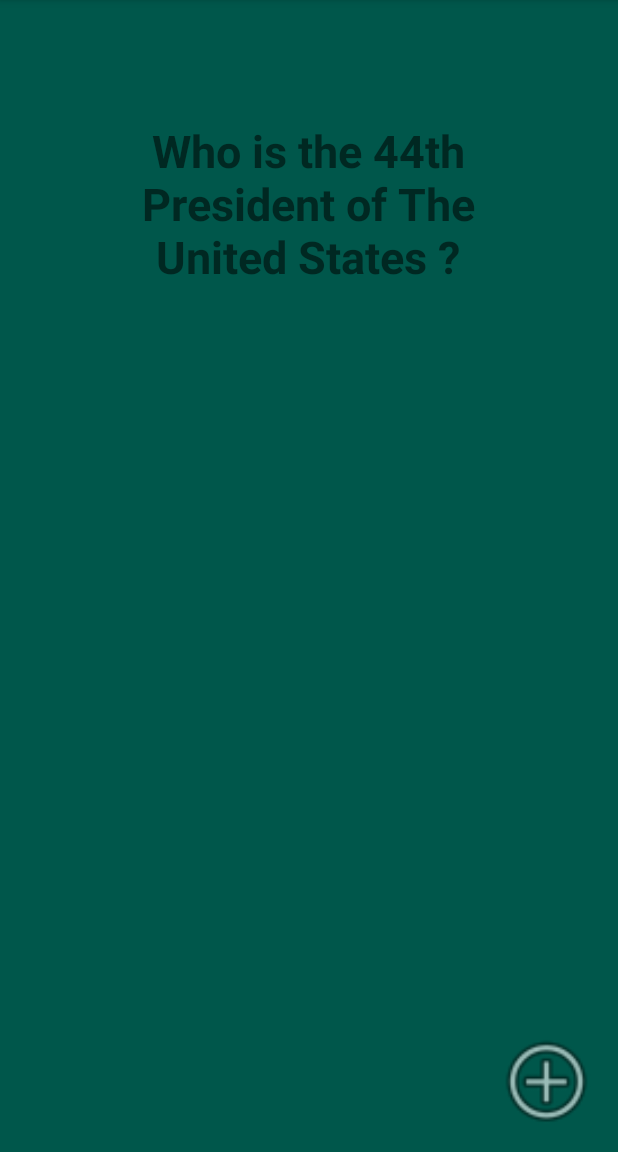
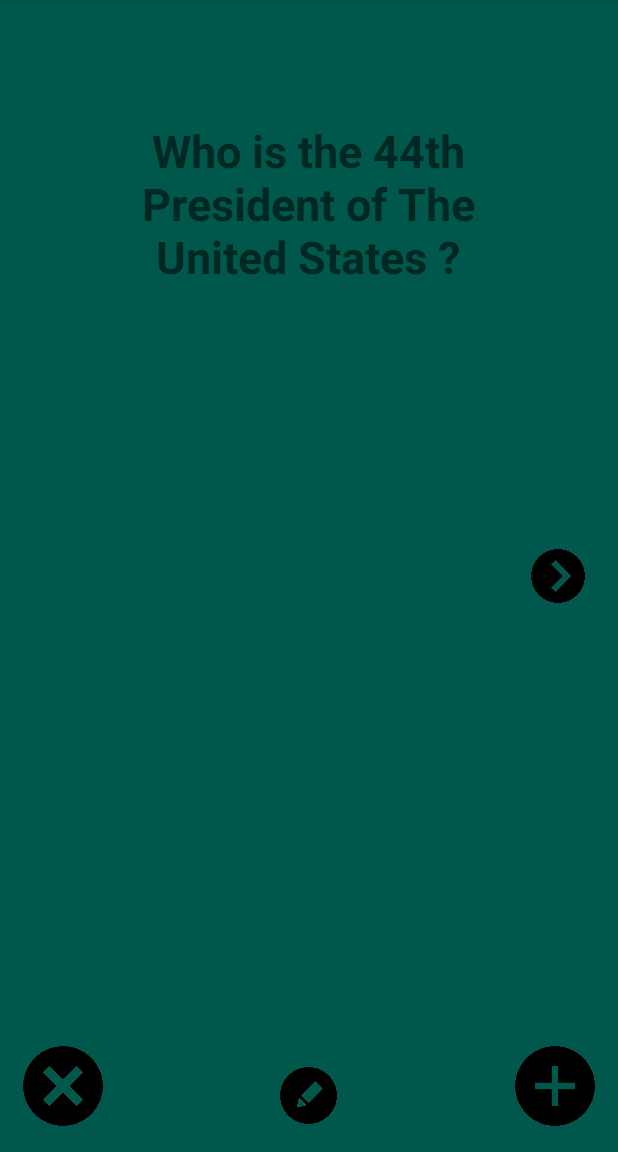
Before and after one commit to shawnmam/FlashCard-App, an Android app: the screen it shows after launch (FlashCards), on a phone screen of 412 x 824 dp, the part 84-1236 px from its top. Run offline under Robolectric (Android 15) with nearby library versions, the phone set to English and light mode, and no system bars; our stand-ins replace Room's generated code.

Commit message:
delete and edit function

```diff
--- a/app/src/main/java/com/flashcards/shawnsflashcards/FlashCards.java
+++ b/app/src/main/java/com/flashcards/shawnsflashcards/FlashCards.java
@@ -7,13 +7,28 @@ import android.view.View;
 import android.widget.TextView;
 import android.widget.Toast;
 
+import java.util.List;
+import java.util.Random;
+
 public class FlashCards extends AppCompatActivity {
+
+    FlashcardDatabase flashcardDatabase;
+    List<Flashcard> allFlashcards;
+    int currentCardDisplayedIndex = 0;
+    Flashcard cardToEdit;
+
 
     @Override
         protected void onCreate(Bundle savedInstanceState) {
             super.onCreate(savedInstanceState);
             setContentView(R.layout.activity_flash_cards);
+            flashcardDatabase = new FlashcardDatabase(getApplicationContext());
+            allFlashcards = flashcardDatabase.getAllCards();
 
+        if (allFlashcards != null && allFlashcards.size() > 0) {
+            ((TextView) findViewById(R.id.flash_card_question)).setText(allFlashcards.get(0).getQuestion());
+            ((TextView) findViewById(R.id.flash_card_answer)).setText(allFlashcards.get(0).getAnswer());
+        }
 
         // Makes the answer invisible in the beginning
         findViewById(R.id.flash_card_answer).setVisibility(View.INVISIBLE);
@@ -43,7 +58,30 @@ public class FlashCards extends AppCompatActivity {
         });
 
 
-        findViewById(R.id.imageView).setOnClickListener(new View.OnClickListener() {
+        findViewById(R.id.next_button).setOnClickListener(new View.OnClickListener() {
+            @Override
+            public void onClick(View v) {
+                // advance our pointer index so we can show the next card
+                currentCardDisplayedIndex++;
+
+
+                //Makes the question visible and then makes the answer invisible
+                findViewById(R.id.flash_card_question).setVisibility(View.VISIBLE);
+                findViewById(R.id.flash_card_answer).setVisibility(View.INVISIBLE);
+
+                // make sure we don't get an IndexOutOfBoundsError if we are viewing the last indexed card in our list
+                if (currentCardDisplayedIndex > allFlashcards.size() - 1) {
+                    currentCardDisplayedIndex = 0;
+                }
+
+                // set the question and answer TextViews with data from the database
+                ((TextView) findViewById(R.id.flash_card_question)).setText(allFlashcards.get(currentCardDisplayedIndex).getQuestion());
+                ((TextView) findViewById(R.id.flash_card_answer)).setText(allFlashcards.get(currentCardDisplayedIndex).getAnswer());
+            }
+        });
+
+
+        findViewById(R.id.add_button).setOnClickListener(new View.OnClickListener() {
             @Override
             public void onClick(View v) {
 
@@ -59,7 +97,41 @@ public class FlashCards extends AppCompatActivity {
         });
 
 
+        findViewById(R.id.edit_button).setOnClickListener(new View.OnClickListener() {
+            @Override
+            public void onClick(View v) {
 
+
+                for (Flashcard f : allFlashcards) {
+                    if (f.getQuestion().equals(allFlashcards.get(currentCardDisplayedIndex).getQuestion())) {
+                        cardToEdit = f;
+                    }
+                }
+
+                Intent myIntent = new Intent(FlashCards.this,AddCardActivity.class);
+                FlashCards.this.startActivityForResult(myIntent,200);
+
+
+
+            }
+        });
+
+
+
+        findViewById(R.id.delete_button).setOnClickListener(new View.OnClickListener() {
+            @Override
+            public void onClick(View v) {
+
+                if(allFlashcards.size()!= 0) {
+
+                    flashcardDatabase.deleteCard(((TextView) findViewById(R.id.flash_card_question)).getText().toString());
+
+                    allFlashcards = flashcardDatabase.getAllCards();
+
+                }
+
+            }
+        });
 
 
     }
@@ -67,6 +139,8 @@ public class FlashCards extends AppCompatActivity {
 
     @Override
     protected void onActivityResult(int requestCode, int resultCode, Intent data) {
+
+
 
         findViewById(R.id.flash_card_question).setVisibility(View.VISIBLE);
         findViewById(R.id.flash_card_answer).setVisibility(View.INVISIBLE);
@@ -79,8 +153,22 @@ public class FlashCards extends AppCompatActivity {
             ((TextView) findViewById(R.id.flash_card_question)).setText(Question);
             ((TextView) findViewById(R.id.flash_card_answer)).setText(Answer);
 
+            flashcardDatabase.insertCard(new Flashcard(Question,Answer));
+            allFlashcards = flashcardDatabase.getAllCards();
 
+        }
 
+        else if (requestCode == 200 && resultCode == RESULT_OK) {
+            // grab the data passed from AddCardActivity
+            // set the TextViews to show the EDITED question and answer
+
+            String Question = data.getExtras().getString("Question"); // 'Question' needs to match the key we used when we put the string in the Intent
+            String Answer = data.getExtras().getString("Answer"); // 'Answer' needs to match the key we used when we put the string in the Intent
+
+            cardToEdit.setQuestion(Question);
+            cardToEdit.setAnswer(Answer);
+
+            flashcardDatabase.updateCard(cardToEdit);
         }
 
 //        Snackbar.make(findViewById(R.id.flash_card_question),
@@ -94,4 +182,14 @@ public class FlashCards extends AppCompatActivity {
     }
 
 
+
+
+    // returns a random number between minNumber and maxNumber, inclusive.
+    // for example, if i called getRandomNumber(1, 3), there's an equal chance of it returning either 1, 2, or 3.
+    public int getRandomNumber(int minNumber, int maxNumber) {
+        Random rand = new Random();
+        return rand.nextInt((maxNumber - minNumber) + 1) + minNumber;
+    }
+
+
 }
--- a/app/src/main/res/layout/activity_flash_cards.xml
+++ b/app/src/main/res/layout/activity_flash_cards.xml
@@ -43,15 +43,48 @@
         app:layout_constraintVertical_bias="0.389" />
 
     <ImageView
-    android:id="@+id/imageView"
-    android:layout_width="95dp"
-    android:layout_height="72dp"
-    android:layout_alignParentEnd="true"
-    android:layout_alignParentRight="true"
-    android:layout_alignParentBottom="true"
-    android:layout_marginEnd="0dp"
-    android:layout_marginRight="0dp"
-    android:layout_marginBottom="11dp"
-    app:srcCompat="@android:drawable/ic_menu_add" />
+        android:id="@+id/add_button"
+        android:layout_width="64dp"
+        android:layout_height="53dp"
+        android:layout_alignParentEnd="true"
+        android:layout_alignParentRight="true"
+        android:layout_alignParentBottom="true"
+        android:layout_marginEnd="10dp"
+        android:layout_marginRight="10dp"
+        android:layout_marginBottom="17dp"
+        app:srcCompat="@drawable/plus_240" />
+
+    <ImageView
+        android:id="@+id/next_button"
+        android:layout_width="40dp"
+        android:layout_height="36dp"
+        android:layout_alignParentEnd="true"
+        android:layout_alignParentRight="true"
+        android:layout_centerVertical="true"
+        android:layout_marginEnd="20dp"
+        android:layout_marginRight="20dp"
+        app:srcCompat="@drawable/arrow_240" />
+
+    <ImageView
+        android:id="@+id/delete_button"
+        android:layout_width="64dp"
+        android:layout_height="53dp"
+        android:layout_alignParentStart="true"
+        android:layout_alignParentLeft="true"
+        android:layout_alignParentBottom="true"
+        android:layout_marginStart="10dp"
+        android:layout_marginLeft="10dp"
+        android:layout_marginBottom="17dp"
+        app:srcCompat="@drawable/delete_240" />
+
+    <ImageView
+        android:id="@+id/edit_button"
+        android:layout_width="38dp"
+        android:layout_height="43dp"
+        android:layout_alignParentBottom="true"
+        android:layout_centerHorizontal="true"
+        android:layout_marginBottom="16dp"
+        app:srcCompat="@drawable/edit_240" />
+
 
 </RelativeLayout>
```
Also changed, not shown: app/src/main/res/drawable/arrow_240.png (added), app/src/main/res/drawable/delete_240.png (added), app/src/main/res/drawable/edit_240.png (added), app/src/main/res/drawable/plus_240.png (added), 132 other files.
